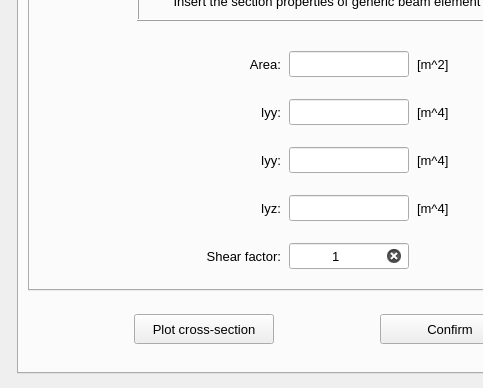
First picture: the form in pulse/interface/data/ui_files/model/setup/cross_section/cross_section_widget.ui, repository open-pulse/OpenPulse, before the edit; both pictures show x 0 to 483 and y 112 to 500 of the 654 by 500 pixel window.
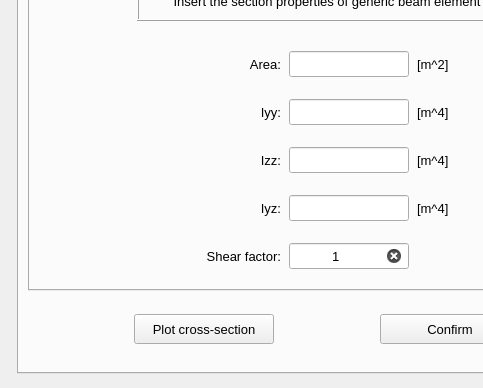
Second picture: the form after the edit. The open tabs and pages were chosen to show the change. Icons and pictures are not drawn.

```diff
--- a/pulse/interface/data/ui_files/model/setup/cross_section/cross_section_widget.ui
+++ b/pulse/interface/data/ui_files/model/setup/cross_section/cross_section_widget.ui
@@ -5956,6 +5956,9 @@
                <height>250</height>
               </size>
              </property>
+             <property name="styleSheet">
+              <string notr="true"/>
+             </property>
              <property name="frameShape">
               <enum>QFrame::NoFrame</enum>
              </property>
@@ -6212,7 +6215,7 @@
               <item row="2" column="1">
                <widget class="QLabel" name="label_3">
                 <property name="text">
-                 <string>Iyy:</string>
+                 <string>Izz:</string>
                 </property>
                 <property name="alignment">
                  <set>Qt::AlignRight|Qt::AlignTrailing|Qt::AlignVCenter</set>
```
Left out of the diff: 10 changed lines with no effect on the pictures.
